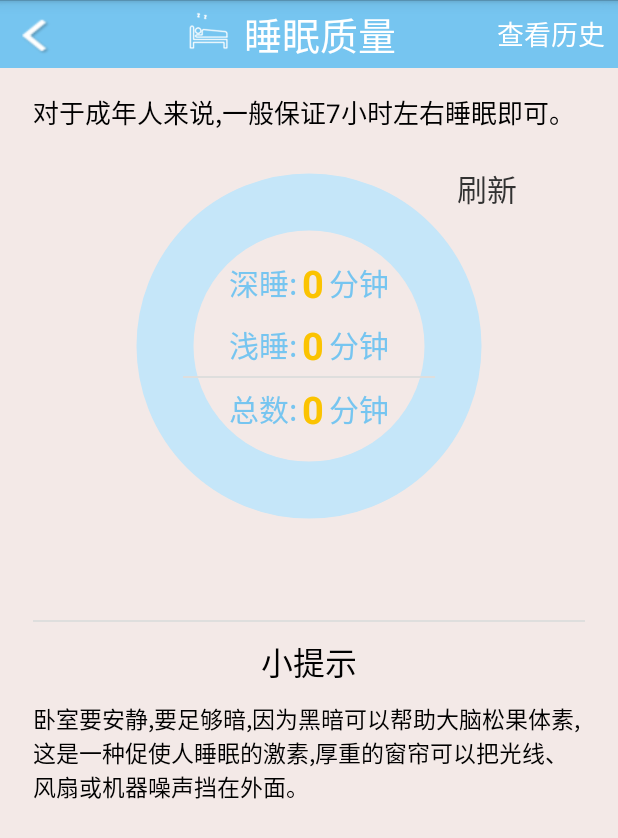
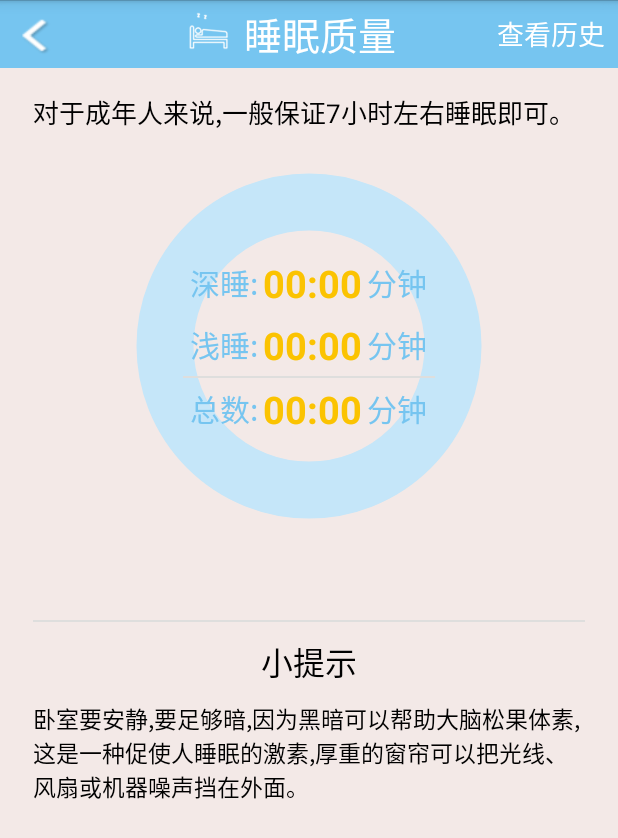
Before and after one commit to lehua0817/ruyi, an Android app: the SleepActivity screen opened directly, with no data from a screen before it, on a phone screen of 412 x 824 dp. Shown: the top 838 px of the screen. Run offline under Robolectric (Android 15) with nearby library versions, the phone set to English and light mode, and no system bars; libraries missing offline, so code that uses them is left out: com.sxr.sdk, com.tencent.bugly; pictures from the network do not load; 3 statements that could not run were skipped.

Commit message:
完善了SleepActivity

```diff
--- a/app/src/main/java/com/bt/elderbracelet/activity/SleepActivity.java
+++ b/app/src/main/java/com/bt/elderbracelet/activity/SleepActivity.java
@@ -3,15 +3,19 @@ package com.bt.elderbracelet.activity;
 import android.app.Activity;
 import android.content.Intent;
 import android.os.Bundle;
-import android.os.SystemClock;
+import android.os.Handler;
+import android.os.Message;
+import android.os.RemoteException;
+import android.util.Log;
 import android.view.View;
 import android.view.Window;
 import android.widget.TextView;
+import android.widget.Toast;
 
 import com.bonten.ble.application.MyApplication;
 import com.bt.elderbracelet.data.ModelDao;
 import com.bt.elderbracelet.entity.Sleep;
-import com.bt.elderbracelet.entity.others.Event;
+import com.bt.elderbracelet.protocal.RemoteServiceCallback;
 import com.bt.elderbracelet.tools.BaseUtils;
 import com.bt.elderbracelet.tools.MethodUtils;
 import com.bt.elderbracelet.tools.other.TasksCompletedSleepView;
@@ -20,12 +24,13 @@ import com.bt.elderbracelet.view.TitleView;
 import com.bt.elderbracelet.view.TitleView.onBackLister;
 import com.bt.elderbracelet.view.TitleView.onSetLister;
 import com.bttow.elderbracelet.R;
+import com.sxr.sdk.ble.keepfit.aidl.IRemoteService;
+import com.sxr.sdk.ble.keepfit.aidl.IServiceCallback;
 
 import java.util.ArrayList;
 
-import de.greenrobot.event.EventBus;
-
 public class SleepActivity extends Activity {
+    public static final String TAG = SleepActivity.class.getSimpleName();
     TitleView titleview;    //标题栏
     TasksCompletedSleepView sleepTaskView;   //睡眠分析比例视图
     TextView tvSleepDeep;   //深睡时间
@@ -33,29 +38,87 @@ public class SleepActivity extends Activity {
     TextView tvSleepTotal;    //睡眠总时间
     TextView tvRefreshSleep;   //刷新按钮
 
-    int nSleepDeep_hour = 0;
-    int nSleepDeep_minite = 0;
-    int nSleepLow_hour = 0;
-    int nSleepLow_minite = 0;
-    int nSleepDeep, nSleepLow, nSleepTime;
-    int nSleepTotal_hour = 0;
-    int nSleepTotal_minite = 0;
     private ModelDao modelDao;
 
+    private Handler mHandler = new Handler() {
+        @Override
+        public void handleMessage(Message msg) {
+            super.handleMessage(msg);
+            updateUI(msg.arg1, msg.arg2);
+        }
+    };
+
+
+    private IRemoteService mService;
+    private int totalSleepCount = 0; //  完整睡眠时间
+    private int deepSleepCount = 0;  //  深度睡眠时间
+
+    private IServiceCallback mServiceCallback = new RemoteServiceCallback() {
+        @Override
+        public void onGetDataByDay(int type, long timestamp, int sleepQuality, int heartrate)
+                throws RemoteException {
+            Log.v("onGetDataByDay", "睡眠数据来了");
+            if (type == 2) {
+                totalSleepCount++;
+                if (sleepQuality >= 80) {
+                    deepSleepCount++;
+                }
+            }
+        }
+
+        @Override
+        public void onGetDataByDayEnd(int type, long timestamp) throws RemoteException {
+            Log.v("onGetDataByDayEnd", "睡眠大数据同步成功");
+
+            boolean isExist = false; //代表数据库中是否已经有昨天的睡眠数据
+            ArrayList<Sleep> sleepList = modelDao.queryAllSleep();
+            for (int i = 0; i < sleepList.size(); i++) {
+                if (sleepList.get(i).getDate().equals(BaseUtils.getYesterdayDate())) {
+                    isExist = true;
+                    break;
+                }
+            }
+
+            // 睡眠数据，不存在更新的问题，每次获取都一样
+            if (!isExist) {
+                Sleep sleep = new Sleep();
+                sleep.setDate(BaseUtils.getYesterdayDate());
+                sleep.setSleepTime(totalSleepCount + "");
+                sleep.setSleepDeepTime(deepSleepCount + "");
+                modelDao.insertSleep(sleep);
+            }
+
+            Message msg = Message.obtain();
+            msg.arg1 = totalSleepCount;
+            msg.arg2 = deepSleepCount;
+            mHandler.sendMessage(msg);
+
+            totalSleepCount = 0;
+            deepSleepCount = 0;
+        }
+
+    };
+
     @Override
-    protected void onCreate(Bundle savedInstanceState)
-    {
+    protected void onCreate(Bundle savedInstanceState) {
         super.onCreate(savedInstanceState);
         requestWindowFeature(Window.FEATURE_NO_TITLE);
         setContentView(R.layout.bracelet_sleep);
         MyApplication.getInstance().addActivity(this);
-        EventBus.getDefault().register(this);
+        modelDao = new ModelDao(getApplicationContext());
+        mService = MyApplication.remoteService;
+        try {
+            mService.registerCallback(mServiceCallback);
+        } catch (RemoteException e) {
+            e.printStackTrace();
+        }
         initView();
+        callRemoteGetSleepData();
+        MethodUtils.showLoadingDialog(this);
     }
 
 
-    private void initView()
-    {
+    private void initView() {
         titleview = (TitleView) findViewById(R.id.titleview);
         titleview.setTitle(R.string.sleep);
 
@@ -74,8 +137,7 @@ public class SleepActivity extends Activity {
 
         tvRefreshSleep.setOnClickListener(new View.OnClickListener() {
             @Override
-            public void onClick(View v)
-            {
+            public void onClick(View v) {
                 if (MyApplication.isConnected) {
                     // TODO: 2019/6/1
 //                    BleService.sendCommand(OrderData.getCommonOrder(OrderData.GET_SLEEP_BIG_DATA));   //手机向手环 获取当天睡眠数据 的指令  4bytes
@@ -88,81 +150,55 @@ public class SleepActivity extends Activity {
         titleview.setBack(R.drawable.steps_back, new onBackLister() {
 
             @Override
-            public void onClick(View button)
-            {
+            public void onClick(View button) {
                 finish();
             }
         });
         titleview.right(R.string.history, new onSetLister() {
 
             @Override
-            public void onClick(View button)
-            {
+            public void onClick(View button) {
                 Intent intent = new Intent(getApplicationContext(), SleepHistoryActivity.class);
                 startActivity(intent);
             }
         });
     }
 
+    private void updateUI(int totalSleepCount, int deepSleepCount) {
+        MethodUtils.cancelLoadingDialog();
+        int totalSleep_hour = totalSleepCount / 60;
+        int totalSleep_minute = totalSleepCount % 60;
+        tvSleepTotal.setText(BaseUtils.timeConversion(totalSleep_hour, totalSleep_minute));
 
-    private void initData()
-    {
-        SystemClock.sleep(1000);
-        if (modelDao == null) {
-            modelDao = new ModelDao(getApplicationContext());
-        }
-        ArrayList<Sleep> sleepList = modelDao.queryAllSleep();
+        int deepSleep_hour = deepSleepCount / 60;          //深睡了几个小时
+        int deepSleep_minute = deepSleepCount % 60;        //深睡了多少分钟
+        tvSleepDeep.setText(BaseUtils.timeConversion(deepSleep_hour, deepSleep_minute));
 
-
-        if (sleepList.size() > 0) {
-            for (int i = 0; i < sleepList.size(); i++) {
-                if (sleepList.get(i).getDate().equals(BaseUtils.getYesterdayDate())) {
-                    Sleep sleep = sleepList.get(i);
-
-                    System.out.println("sleep  :" + sleep);
-
-                    nSleepTime = Integer.valueOf(sleep.getSleepTime());      //注意：总睡眠时间
-                    nSleepTotal_hour = nSleepTime / 60;
-                    nSleepTotal_minite = nSleepTime % 60;
-                    tvSleepTotal.setText(BaseUtils.timeConversion(nSleepTotal_hour, nSleepTotal_minite));
-
-                    nSleepDeep = Integer.valueOf(sleep.getSleepDeepTime());    //深睡了 多少 分钟
-                    nSleepDeep_hour = nSleepDeep / 60;          //深睡了几个小时
-                    nSleepDeep_minite = nSleepDeep % 60;        //深睡了多少分钟
-                    tvSleepDeep.setText(BaseUtils.timeConversion(nSleepDeep_hour, nSleepDeep_minite));
-
-                    nSleepLow = nSleepTime - nSleepDeep;     //浅睡了多少分钟
-                    nSleepLow_hour = nSleepLow / 60;
-                    nSleepLow_minite = nSleepLow % 60;
-                    tvSleepLow.setText(BaseUtils.timeConversion(nSleepLow_hour, nSleepLow_minite));
-                    break;
-                } else {
-                    tvSleepDeep.setText("00:00");
-                    tvSleepLow.setText("00:00");
-                    tvSleepTotal.setText("00:00");
-                }
-            }
-        }
+        int lowSleepCount = totalSleepCount - deepSleepCount;     //浅睡了多少分钟
+        int lowSleep_hour = lowSleepCount / 60;
+        int lowSleep_minute = lowSleepCount % 60;
+        tvSleepLow.setText(BaseUtils.timeConversion(lowSleep_hour, lowSleep_minute));
     }
 
-    public void onEventMainThread(Event Event)
-    {
-        if (Event.update_sleep) {
-            initData();
+    private void callRemoteGetSleepData() {
+        Log.i(TAG, "callRemoteGetData");
+        if (mService != null) {
+            try {
+                // 1 代表获取睡眠数据
+                // 0 代表获取今天0点到早上的睡眠数据，也就是我们习惯中的昨天的睡眠数据
+                mService.getDataByDay(1, 0);
+            } catch (RemoteException e) {
+                e.printStackTrace();
+                Toast.makeText(this, "Remote call error!", Toast.LENGTH_SHORT).show();
+            }
+        } else {
+            Toast.makeText(this, "Service is not available yet!", Toast.LENGTH_SHORT).show();
         }
     }
 
     @Override
-    protected void onResume()
-    {
-        super.onResume();
-        initData();
-    }
-
-    @Override
-    protected void onDestroy()
-    {
+    protected void onDestroy() {
         super.onDestroy();
-        EventBus.getDefault().unregister(this);
+        MethodUtils.cancelLoadingDialog();
     }
 }
--- a/app/src/main/java/com/bt/elderbracelet/entity/Sleep.java
+++ b/app/src/main/java/com/bt/elderbracelet/entity/Sleep.java
@@ -7,7 +7,7 @@ package com.bt.elderbracelet.entity;
 public class Sleep {
     private int id;
     private String sleepDeepTime;     //深度睡眠时间
-    private String sleepTime;      //睡眠总时间
+    private String sleepTime;         //睡眠总时间
 
     private String date;    //日期     日期形式为 2017-08-01
 
--- a/app/src/main/res/layout/bracelet_sleep.xml
+++ b/app/src/main/res/layout/bracelet_sleep.xml
@@ -1,8 +1,8 @@
 <?xml version="1.0" encoding="utf-8"?>
 <LinearLayout xmlns:android="http://schemas.android.com/apk/res/android"
+    xmlns:app="http://schemas.android.com/apk/res-auto"
     android:layout_width="match_parent"
     android:layout_height="match_parent"
-    xmlns:app="http://schemas.android.com/apk/res-auto"
     android:background="#f3e9e7"
     android:orientation="vertical">
 
@@ -26,8 +26,8 @@
             <TextView
                 android:layout_width="match_parent"
                 android:layout_height="wrap_content"
+                android:text="@string/sleep_tip_top"
                 android:textColor="@color/black"
-                android:text="@string/sleep_tip_top"
                 android:textSize="17dp" />
 
             <RelativeLayout
@@ -35,8 +35,8 @@
                 android:layout_height="wrap_content"
                 android:focusable="true"
                 android:focusableInTouchMode="true"
-                android:orientation="horizontal"
-                android:gravity="center|center_vertical">
+                android:gravity="center|center_vertical"
+                android:orientation="horizontal">
 
                 <com.bt.elderbracelet.tools.other.TasksCompletedSleepView
                     android:id="@+id/sleep_view"
@@ -47,23 +47,26 @@
                     app:circleColor="@color/ride_e9"
                     app:radius="90dp"
                     app:ringColor="@color/ride_81"
-                    app:strokeWidth="12dp"
-                    />
+                    app:strokeWidth="12dp" />
+
                 <TextView
                     android:id="@+id/tv_refresh_sleep"
                     android:layout_width="60dp"
                     android:layout_height="35dp"
+                    android:layout_alignParentRight="true"
+                    android:layout_marginRight="35dp"
+                    android:layout_marginTop="20dp"
+                    android:gravity="center"
                     android:text="刷新"
                     android:textSize="20dp"
-                    android:gravity="center"
-                    android:layout_alignParentRight="true"
-                    android:layout_marginRight="35dp"
-                    android:layout_marginTop="20dp"/>
+                    android:visibility="invisible" />
+
                 <LinearLayout
                     android:layout_width="match_parent"
                     android:layout_height="285dp"
                     android:gravity="center"
                     android:orientation="vertical">
+
                     <LinearLayout
                         android:id="@+id/lin_deep"
                         android:layout_width="match_parent"
@@ -73,28 +76,28 @@
                         <TextView
                             android:layout_width="wrap_content"
                             android:layout_height="wrap_content"
+                            android:text="@string/sleep_deep"
                             android:textColor="@color/sleep_color"
-                        android:text="@string/sleep_deep"
-                        android:textSize="20dp"/>
+                            android:textSize="20dp" />
 
                         <TextView
                             android:id="@+id/tv_sleep_deep"
                             android:layout_width="wrap_content"
                             android:layout_height="wrap_content"
-                        android:text="0"
                             android:padding="3dp"
-                        android:textStyle="bold"
+                            android:text="00:00"
                             android:textColor="@color/sleep_circle_data_bg"
-                        android:textSize="25dp"/>
+                            android:textSize="25dp"
+                            android:textStyle="bold" />
+
                         <TextView
                             android:layout_width="wrap_content"
                             android:layout_height="wrap_content"
+                            android:text="@string/hour_unit"
                             android:textColor="@color/sleep_color"
-                        android:text="@string/hour_unit"
                             android:textSize="20dp" />
 
                     </LinearLayout>
-
 
 
                     <LinearLayout
@@ -107,33 +110,36 @@
                         <TextView
                             android:layout_width="wrap_content"
                             android:layout_height="wrap_content"
+                            android:text="@string/sleep_low"
                             android:textColor="@color/sleep_color"
-                        android:text="@string/sleep_low"
-                        android:textSize="20dp"/>
+                            android:textSize="20dp" />
 
                         <TextView
                             android:id="@+id/tv_sleep_low"
                             android:layout_width="wrap_content"
                             android:layout_height="wrap_content"
-                        android:text="0"
                             android:padding="3dp"
-                        android:textStyle="bold"
+                            android:text="00:00"
                             android:textColor="@color/sleep_circle_data_bg"
-                        android:textSize="25dp"/>
+                            android:textSize="25dp"
+                            android:textStyle="bold" />
+
                         <TextView
                             android:layout_width="wrap_content"
                             android:layout_height="wrap_content"
+                            android:text="@string/hour_unit"
                             android:textColor="@color/sleep_color"
-                        android:text="@string/hour_unit"
                             android:textSize="20dp" />
 
                     </LinearLayout>
+
                     <View
                         android:layout_width="match_parent"
                         android:layout_height="2px"
                         android:layout_marginLeft="100dp"
                         android:layout_marginRight="100dp"
                         android:background="@color/line_color" />
+
                     <LinearLayout
                         android:layout_width="match_parent"
                         android:layout_height="wrap_content"
@@ -144,24 +150,25 @@
                         <TextView
                             android:layout_width="wrap_content"
                             android:layout_height="wrap_content"
+                            android:text="@string/sleep_total"
                             android:textColor="@color/sleep_color"
-                        android:text="@string/sleep_total"
-                        android:textSize="20dp"/>
+                            android:textSize="20dp" />
 
                         <TextView
                             android:id="@+id/tv_sleep_total"
                             android:layout_width="wrap_content"
                             android:layout_height="wrap_content"
-                        android:text="0"
                             android:padding="3dp"
-                        android:textStyle="bold"
+                            android:text="00:00"
                             android:textColor="@color/sleep_circle_data_bg"
-                        android:textSize="25dp"/>
+                            android:textSize="25dp"
+                            android:textStyle="bold" />
+
                         <TextView
                             android:layout_width="wrap_content"
                             android:layout_height="wrap_content"
+                            android:text="@string/hour_unit"
                             android:textColor="@color/sleep_color"
-                        android:text="@string/hour_unit"
                             android:textSize="20dp" />
 
                     </LinearLayout>
@@ -177,8 +184,9 @@
             <LinearLayout
                 android:layout_width="match_parent"
                 android:layout_height="match_parent"
-            android:orientation="vertical"
-            android:layout_marginTop="10dp">
+                android:layout_marginTop="10dp"
+                android:orientation="vertical">
+
                 <TextView
                     android:layout_width="match_parent"
                     android:layout_height="wrap_content"
@@ -190,9 +198,9 @@
                 <TextView
                     android:layout_width="match_parent"
                     android:layout_height="wrap_content"
+                    android:layout_marginTop="10dp"
                     android:text="卧室要安静,要足够暗,因为黑暗可以帮助大脑松果体素,这是一种促使人睡眠的激素,厚重的窗帘可以把光线、风扇或机器噪声挡在外面。"
                     android:textColor="@color/black"
-                android:layout_marginTop="10dp"
                     android:textSize="15dp" />
             </LinearLayout>
 
```
Lines whose indentation alone changed are shown as unchanged.
